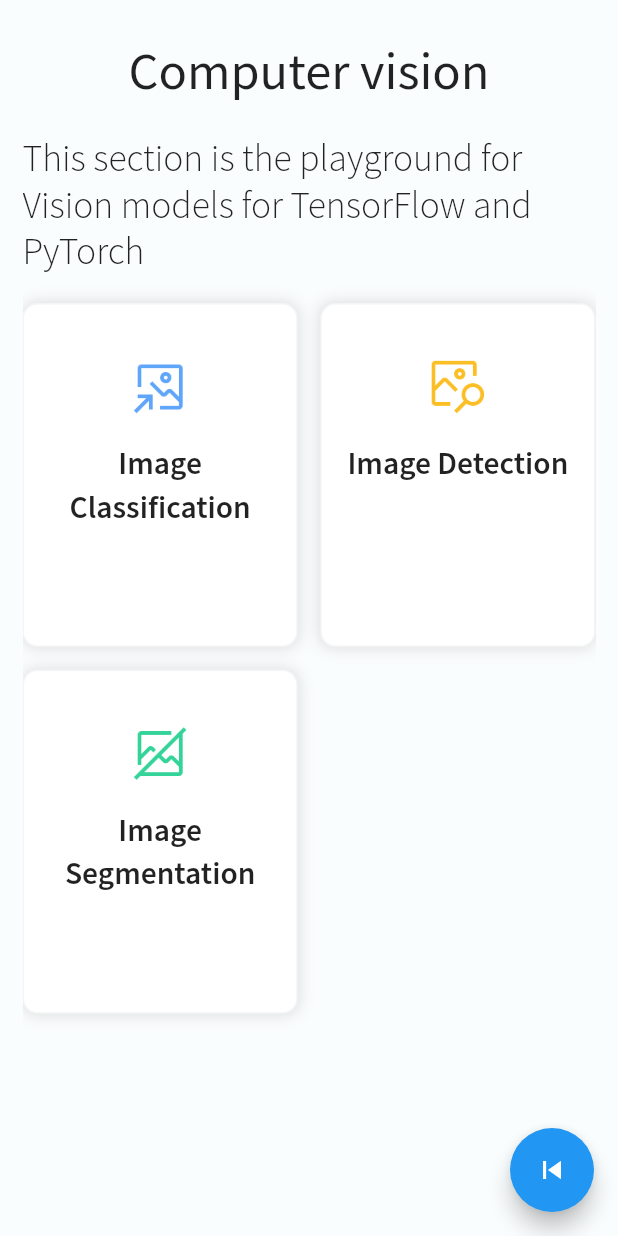
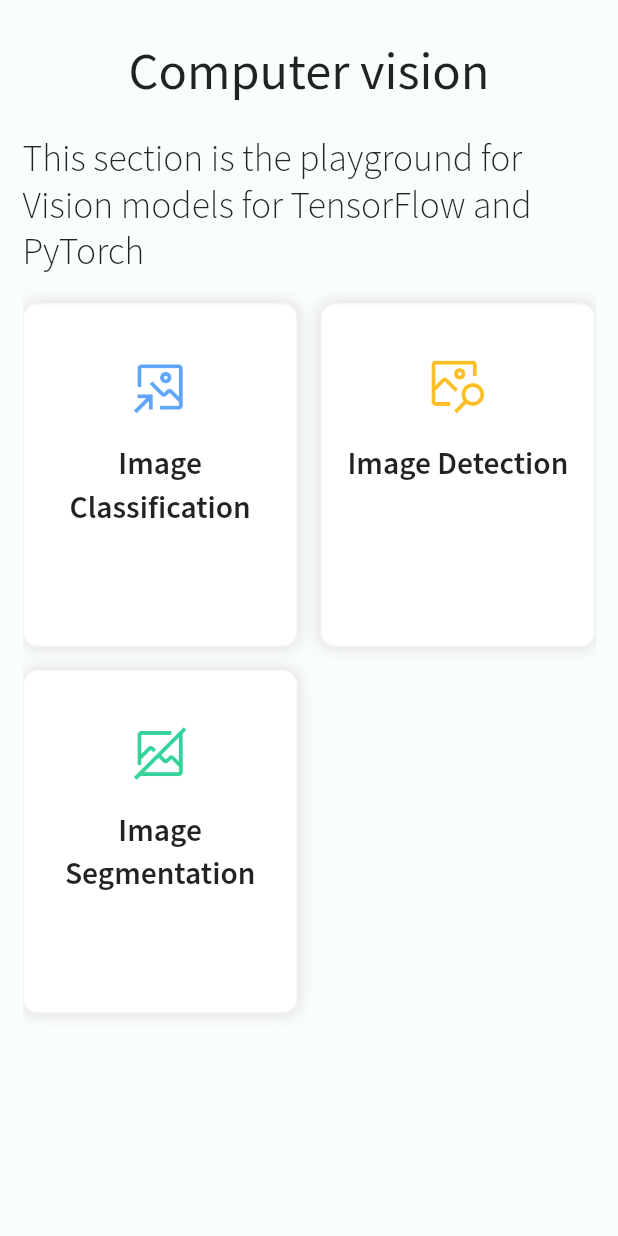
Before and after one commit to Marvin-desmond/neuron-app, a Flutter app: the ModelCards screen opened by its route, on a phone screen of 412 x 824 dp. Run offline on Flutter 3.47's test engine with Material 2 defaults, Android fonts, the phone set to English and light mode, and no system bars; our stand-ins replace dio, go_router, image_picker, internet_connection_checker, permission_handler.

Commit message:
remove floating button in model_cards page

```diff
--- a/lib/model_cards.dart
+++ b/lib/model_cards.dart
@@ -80,12 +80,6 @@ class ModelCards extends StatelessWidget {
             ),
           ),
         ),
-        floatingActionButton: FloatingActionButton(
-          onPressed: () {
-            context.pop();
-          },
-          child: const Icon(Icons.skip_previous),
-        ),
       ),
     );
   }
```
